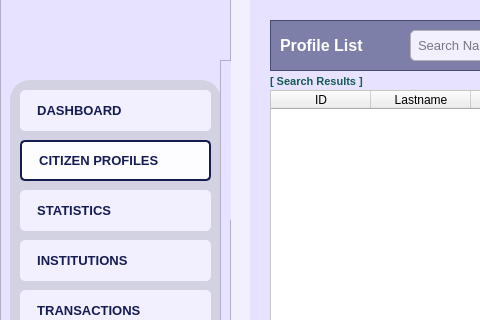
Qt form UI/MainPages/citizenprofile.ui (Yohhannn/Barangay-Records-Statistics-System) before a commit; both pictures show x 0 to 480 and y 120 to 440 of the 1350 by 850 pixel window.
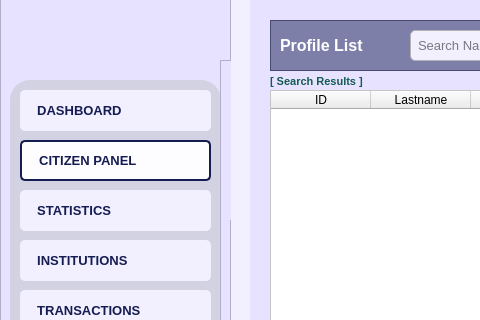
The same form after that commit. Icons and pictures are not drawn.

What changed in the file:
```diff
--- a/UI/MainPages/citizenprofile.ui
+++ b/UI/MainPages/citizenprofile.ui
@@ -158,7 +158,7 @@
 </string>
      </property>
      <property name="text">
-      <string>  CITIZEN PROFILES</string>
+      <string>  CITIZEN PANEL</string>
      </property>
      <property name="icon">
       <iconset>
```
